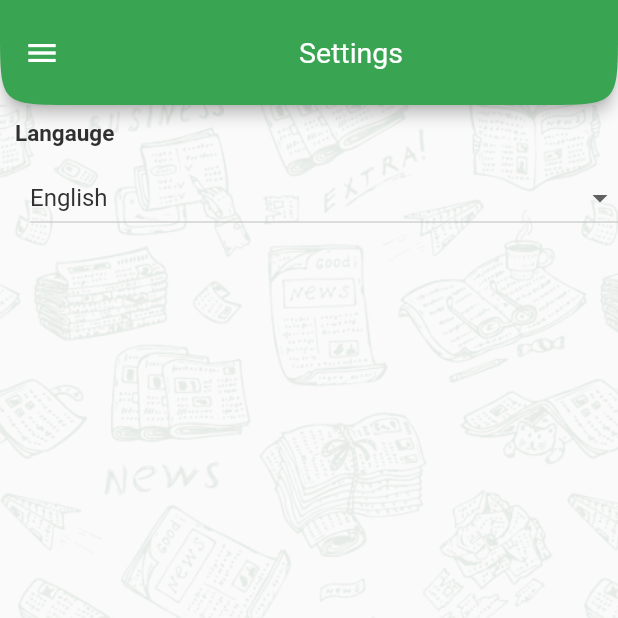
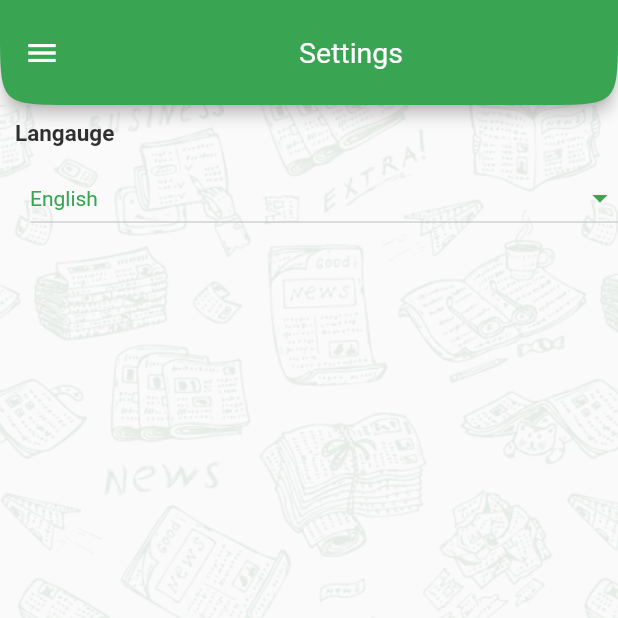
Before and after one commit to nadahkhaledd/News_app, a Flutter app: the screen it shows after launch, in the side drawer, after a tap on "Settings", on a phone screen of 412 x 824 dp, the top half of it. Run offline on Flutter 3.47's test engine with Material 2 defaults, Android fonts, the phone set to English and light mode, and no system bars.

Commit message:
edited some ui in settings page

```diff
--- a/lib/APIs/APImanager.dart
+++ b/lib/APIs/APImanager.dart
@@ -1,12 +1,11 @@
 import 'dart:convert';
-
 import 'package:http/http.dart' as http;
-
 import 'package:news_app/model/NewsResponse.dart';
 import 'package:news_app/model/Source.dart';
 import 'package:news_app/model/SourcesRespone.dart';
 
-
+//1947b8bf5ffd45ef81c6aea209c2cd4e
+//6da3e5226af44ee7a924341c0229ddf0
 Future<SourcesResponse> getNewsSources() async {
   final uri = Uri.https("newsapi.org", "/v2/top-headlines/sources",
       {"apiKey": "1947b8bf5ffd45ef81c6aea209c2cd4e"});
--- a/lib/HomeScreen/HomeTabs.dart
+++ b/lib/HomeScreen/HomeTabs.dart
@@ -1,7 +1,5 @@
 import 'package:flutter/material.dart';
-//import 'package:news1/model/Source.dart';
 import 'package:news_app/model/Source.dart';
-
 import 'NewsFragment.dart';
 import 'TabItem.dart';
 
--- a/lib/HomeScreen/NewsFragment.dart
+++ b/lib/HomeScreen/NewsFragment.dart
@@ -4,9 +4,7 @@ import 'package:flutter/material.dart';
 import 'package:news_app/APIs/APImanager.dart';
 import 'package:news_app/model/NewsResponse.dart';
 import 'package:news_app/model/Source.dart';
-//import 'package:news1/APIs/APImanager.dart';
-//import 'package:news1/model/NewsResponse.dart';
-//import 'package:news1/model/Source.dart';
+
 
 import 'NewsListItem.dart';
 
@@ -22,7 +20,6 @@ class _NewsFragmentState extends State<NewsFragment> {
    late Future <NewsResponse> newsFuture;
   @override
   void initState() {
-    // TODO: implement initState
     super.initState();
     newsFuture=loadNews(widget.source);
   }
--- a/lib/HomeScreen/NewsListItem.dart
+++ b/lib/HomeScreen/NewsListItem.dart
@@ -53,7 +53,6 @@
 
 import 'package:flutter/material.dart';
 import 'package:news_app/model/NewsItem.dart';
-//import 'package:news1/model/NewsItem.dart';
 
 InkWell newsListItem(NewsItem newsItem)
 {
--- a/lib/HomeScreen/TabItem.dart
+++ b/lib/HomeScreen/TabItem.dart
@@ -1,6 +1,5 @@
 import 'package:flutter/material.dart';
 import 'package:news_app/model/Source.dart';
-//import 'package:news1/model/Source.dart';
 
 class TabItem extends StatelessWidget {
   Source source;
--- a/lib/HomeScreen/homeScreen.dart
+++ b/lib/HomeScreen/homeScreen.dart
@@ -1,6 +1,4 @@
 import 'package:flutter/material.dart';
-//import 'package:news1/APIs/APImanager.dart';
-//import 'package:news1/model/SourcesRespone.dart';
 import 'package:news_app/APIs/APImanager.dart';
 import 'package:news_app/model/SourcesRespone.dart';
 
--- a/lib/Settings.dart
+++ b/lib/Settings.dart
@@ -1,7 +1,5 @@
 import 'package:flutter/material.dart';
 import 'package:news_app/sideMenu.dart';
-//import 'package:news1/sideMenu.dart';
-//import 'package:news1/myThemeData.dart';
 import 'package:news_app/myThemeData.dart';
 
 class Settings extends StatefulWidget {
@@ -61,12 +59,17 @@ class _SettingsState extends State<Settings> {
                  left: 20
                ),
                child: DropdownButton(
+                 style: TextStyle(color: myThemeData.primaryColor),
+                 focusColor: myThemeData.primaryColor,
+                 //dropdownColor: myThemeData.primaryColor,
+                 iconDisabledColor: myThemeData.primaryColor,
+                 iconEnabledColor: myThemeData.primaryColor,
                  isExpanded: true,
                   value: language,
                     items: languages.map((String language) {
                       return DropdownMenuItem<String>(
                         value: language,
-                        child: Text(language , style: TextStyle(color: myThemeData.TextColor),),
+                        child: Text(language , style: TextStyle(color: myThemeData.primaryColor),),
                         onTap: null,
                       );
                     }).toList(),
--- a/lib/home/item.dart
+++ b/lib/home/item.dart
@@ -1,6 +1,5 @@
 import 'package:flutter/cupertino.dart';
 import 'package:flutter/material.dart';
-//import 'package:news1/HomeScreen/homeScreen.dart';
 import 'package:news_app/HomeScreen/homeScreen.dart';
 
 class item extends StatelessWidget {
--- a/lib/home/newsCategoriesScreen.dart
+++ b/lib/home/newsCategoriesScreen.dart
@@ -1,7 +1,5 @@
 import 'package:flutter/cupertino.dart';
 import 'package:flutter/material.dart';
-
-
 import '../sideMenu.dart';
 import 'item.dart';
 
@@ -12,7 +10,6 @@ class newsCategoriesScreen extends StatefulWidget {
 }
 
 class _newsCategoriesScreenState extends State<newsCategoriesScreen> {
-  //static final Color primaryColor = Color.fromARGB(255, 57, 165, 82);
   @override
   Widget build(BuildContext context) {
     return Scaffold(
--- a/lib/model/NewsItem.dart
+++ b/lib/model/NewsItem.dart
@@ -1,5 +1,4 @@
 import 'Source.dart';
-import 'SourcesRespone.dart';
 
 class NewsItem {
 
--- a/lib/sideMenu.dart
+++ b/lib/sideMenu.dart
@@ -1,7 +1,5 @@
 import 'package:flutter/cupertino.dart';
 import 'package:flutter/material.dart';
-
-//port 'package:news1/myThemeData.dart';
 import 'package:news_app/myThemeData.dart';
 import 'Settings.dart';
 import 'home/newsCategoriesScreen.dart';
```
